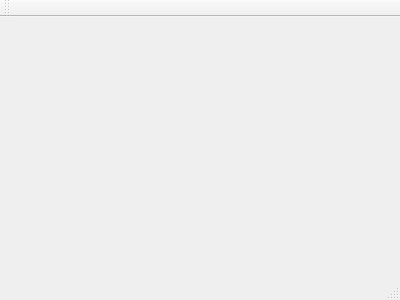
wd5gnr/qtl866, file mainwindow.ui: the form before one commit.
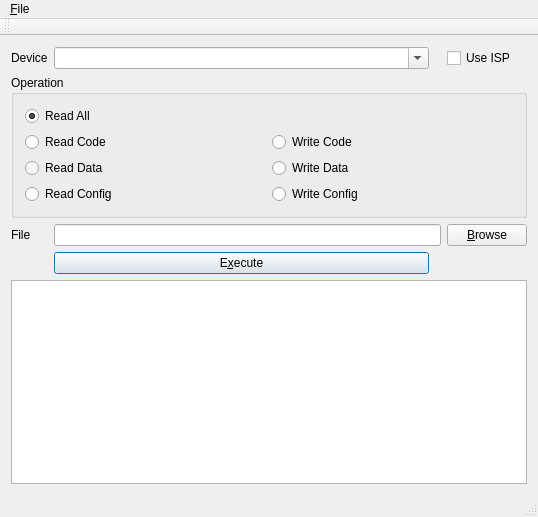
The form after the commit.

What changed in the file:
```diff
--- a/mainwindow.ui
+++ b/mainwindow.ui
@@ -1,24 +1,186 @@
 <ui version="4.0">
  <class>MainWindow</class>
- <widget class="QMainWindow" name="MainWindow" >
-  <property name="geometry" >
+ <widget class="QMainWindow" name="MainWindow">
+  <property name="geometry">
    <rect>
     <x>0</x>
     <y>0</y>
-    <width>400</width>
-    <height>300</height>
+    <width>538</width>
+    <height>517</height>
    </rect>
   </property>
   <property name="windowTitle" >
    <string>MainWindow</string>
   </property>
-  <widget class="QMenuBar" name="menuBar" />
-  <widget class="QToolBar" name="mainToolBar" />
-  <widget class="QWidget" name="centralWidget" />
-  <widget class="QStatusBar" name="statusBar" />
+  <widget class="QWidget" name="centralWidget">
+   <layout class="QGridLayout" name="gridLayout">
+    <item row="3" column="1" colspan="3">
+     <widget class="QLineEdit" name="filename"/>
+    </item>
+    <item row="2" column="0" colspan="5">
+     <widget class="QGroupBox" name="groupBox">
+      <property name="title">
+       <string>Operation</string>
+      </property>
+      <layout class="QGridLayout" name="gridLayout_3">
+       <item row="5" column="0">
+        <widget class="QRadioButton" name="readconfig">
+         <property name="text">
+          <string>Read Config</string>
+         </property>
+        </widget>
+       </item>
+       <item row="1" column="0">
+        <widget class="QRadioButton" name="readAll">
+         <property name="text">
+          <string>Read All</string>
+         </property>
+         <property name="checked">
+          <bool>true</bool>
+         </property>
+        </widget>
+       </item>
+       <item row="4" column="1">
+        <widget class="QRadioButton" name="writedata">
+         <property name="text">
+          <string>Write Data</string>
+         </property>
+        </widget>
+       </item>
+       <item row="3" column="1">
+        <widget class="QRadioButton" name="writecode">
+         <property name="text">
+          <string>Write Code</string>
+         </property>
+        </widget>
+       </item>
+       <item row="5" column="1">
+        <widget class="QRadioButton" name="writeconfig">
+         <property name="text">
+          <string>Write Config</string>
+         </property>
+        </widget>
+       </item>
+       <item row="4" column="0">
+        <widget class="QRadioButton" name="readdata">
+         <property name="text">
+          <string>Read Data</string>
+         </property>
+        </widget>
+       </item>
+       <item row="3" column="0">
+        <widget class="QRadioButton" name="readcode">
+         <property name="text">
+          <string>Read Code</string>
+         </property>
+        </widget>
+       </item>
+      </layout>
+     </widget>
+    </item>
+    <item row="3" column="0">
+     <widget class="QLabel" name="label_2">
+      <property name="text">
+       <string>File</string>
+      </property>
+     </widget>
+    </item>
+    <item row="3" column="4">
+     <widget class="QPushButton" name="browse">
+      <property name="text">
+       <string>&amp;Browse</string>
+      </property>
+     </widget>
+    </item>
+    <item row="5" column="0" colspan="5">
+     <widget class="QTextEdit" name="shell">
+      <property name="readOnly">
+       <bool>true</bool>
+      </property>
+     </widget>
+    </item>
+    <item row="0" column="0">
+     <widget class="QLabel" name="label">
+      <property name="text">
+       <string>Device</string>
+      </property>
+     </widget>
+    </item>
+    <item row="0" column="1">
+     <widget class="QComboBox" name="device">
+      <property name="sizePolicy">
+       <sizepolicy hsizetype="Preferred" vsizetype="Fixed">
+        <horstretch>1</horstretch>
+        <verstretch>0</verstretch>
+       </sizepolicy>
+      </property>
+      <property name="editable">
+       <bool>true</bool>
+      </property>
+     </widget>
+    </item>
+    <item row="0" column="4">
+     <widget class="QCheckBox" name="useisp">
+      <property name="text">
+       <string>Use ISP</string>
+      </property>
+     </widget>
+    </item>
+    <item row="4" column="1">
+     <widget class="QPushButton" name="exec">
+      <property name="text">
+       <string>E&amp;xecute</string>
+      </property>
+      <property name="default">
+       <bool>true</bool>
+      </property>
+     </widget>
+    </item>
+   </layout>
+  </widget>
+  <widget class="QMenuBar" name="menuBar">
+   <property name="geometry">
+    <rect>
+     <x>0</x>
+     <y>0</y>
+     <width>538</width>
+     <height>27</height>
+    </rect>
+   </property>
+   <widget class="QMenu" name="menu_File">
+    <property name="title">
+     <string>&amp;File</string>
+    </property>
+    <addaction name="separator"/>
+    <addaction name="separator"/>
+    <addaction name="action_About"/>
+    <addaction name="action_Exit"/>
+    <addaction name="separator"/>
+    <addaction name="separator"/>
+   </widget>
+   <addaction name="menu_File"/>
+  </widget>
+  <widget class="QToolBar" name="mainToolBar">
+   <attribute name="toolBarArea">
+    <enum>TopToolBarArea</enum>
+   </attribute>
+   <attribute name="toolBarBreak">
+    <bool>false</bool>
+   </attribute>
+  </widget>
+  <widget class="QStatusBar" name="statusBar"/>
+  <action name="action_Exit">
+   <property name="text">
+    <string>E&amp;xit</string>
+   </property>
+  </action>
+  <action name="action_About">
+   <property name="text">
+    <string>&amp;About</string>
+   </property>
+  </action>
  </widget>
- <layoutDefault spacing="6" margin="11" />
- <pixmapfunction></pixmapfunction>
+ <layoutdefault spacing="6" margin="11"/>
  <resources/>
  <connections/>
 </ui>
```
Left out of the diff: 22 changed lines with no effect on the pictures.
